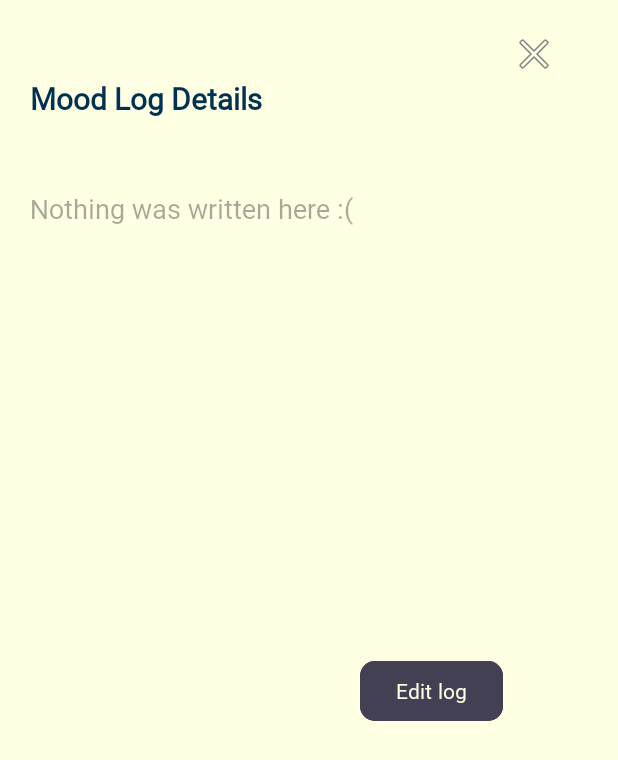
After one commit to icantfindmyhair/moody-blues, an Android app: the layout dialog_mood_log.xml on its own in the app's theme, with its tools: preview values and no code run, on a phone screen of 412 x 824 dp. The commit adds this screen. Shown: the top 760 px of the screen. Run offline under Robolectric (Android 15) with nearby library versions, the phone set to English and light mode, and no system bars.

Commit message:
edit mood history

```diff
--- /dev/null
+++ b/app/src/main/res/layout/dialog_mood_log.xml
@@ -0,0 +1,78 @@
+<?xml version="1.0" encoding="utf-8"?>
+<LinearLayout xmlns:android="http://schemas.android.com/apk/res/android"
+    xmlns:app="http://schemas.android.com/apk/res-auto"
+    android:padding="20dp"
+    android:orientation="vertical"
+    android:layout_width="match_parent"
+    android:layout_height="wrap_content">
+
+
+    <LinearLayout
+        android:layout_width="match_parent"
+        android:layout_height="match_parent"
+        android:orientation="horizontal">
+
+        <Space
+            android:layout_width="300dp"
+            android:layout_height="30dp" />
+
+        <ImageButton
+            android:id="@+id/closeButton"
+            android:layout_width="wrap_content"
+            android:layout_height="wrap_content"
+            android:layout_weight="1"
+            android:src="@android:drawable/ic_menu_close_clear_cancel"
+            android:background="@android:color/transparent"
+            android:contentDescription="Close" />
+
+    </LinearLayout>
+
+    <TextView
+        android:id="@+id/dialogTitle"
+        android:text="Mood Log Details"
+        android:textStyle="bold"
+        android:textSize="20sp"
+        android:textColor="#003153"
+        android:layout_marginBottom="10dp"
+        android:layout_width="match_parent"
+        android:layout_height="wrap_content" />
+
+    <TextView
+        android:id="@+id/dialogContent"
+        android:textColor="#003153"
+        android:textSize="20sp"
+        android:layout_width="match_parent"
+        android:layout_height="wrap_content" />
+
+    <EditText
+        android:id="@+id/editMoodInput"
+        android:gravity="top|start"
+        android:hint="Nothing was written here :("
+        android:enabled="false"
+        android:textColor="#444054"
+        android:backgroundTint="#444054"
+        android:background="@android:color/transparent"
+        android:layout_marginTop="10dp"
+        android:layout_width="match_parent"
+        android:layout_height="300dp" />
+
+    <LinearLayout
+        android:layout_width="match_parent"
+        android:layout_height="match_parent"
+        android:orientation="horizontal">
+        <Space
+            android:layout_width="220dp"
+            android:layout_height="30dp" />
+        <Button
+            android:id="@+id/editButton"
+            android:layout_width="wrap_content"
+            android:layout_height="wrap_content"
+            android:layout_marginTop="10dp"
+            android:backgroundTint="#444054"
+            android:text="Edit log"
+            android:textColor="#ffffe3"
+            app:cornerRadius="10dp" />
+    </LinearLayout>
+
+
+</LinearLayout>
```
Also changed, not shown: app/src/main/java/my/edu/utar/assignment2/CalendarActivity.java (+65 -27 lines), app/src/main/res/layout/activity_main.xml (+4 -4 lines), app/src/main/res/layout/activity_splash.xml (+0 -8 lines).
